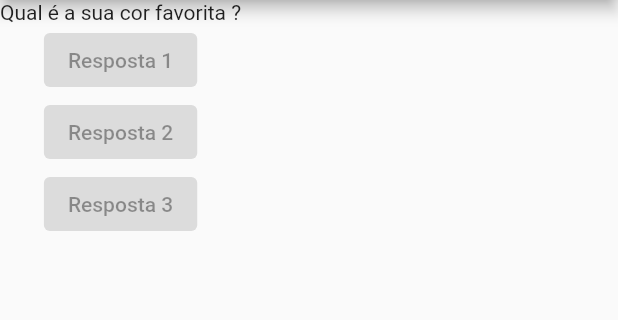
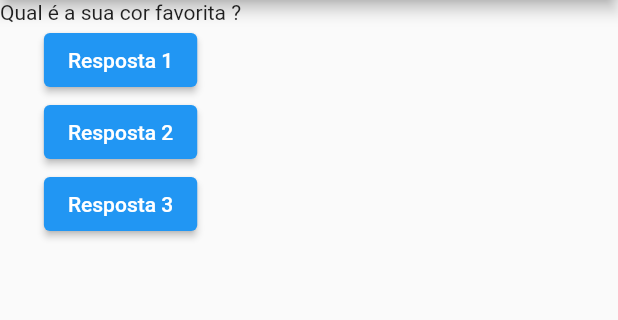
Before and after one commit to ribeletatti/projetoPerguntasFlutter, a Flutter app: the screen it shows after launch, on a phone screen of 412 x 824 dp, the part 84-404 px from its top. Run offline on Flutter 3.47's test engine with Material 2 defaults, Android fonts, the phone set to English and light mode, and no system bars.

Commit message:
Segundo commit

```diff
--- a/lib/main.dart
+++ b/lib/main.dart
@@ -1,8 +1,16 @@
 import 'package:flutter/material.dart';
 
-main () => runApp(PerguntaApp());
+void main() => runApp(const PerguntaApp());
 
-class PerguntaApp extends StatelessWidget {
+class _PerguntaAppState extends State<PerguntaApp> {
+  var _perguntaSelecionada = 0;
+
+  void _responder() {
+    setState(() {
+      _perguntaSelecionada++;
+    });
+    print(_perguntaSelecionada);
+  }
 
   @override
   Widget build(BuildContext context) {
@@ -14,26 +22,35 @@ class PerguntaApp extends StatelessWidget {
     return MaterialApp(
       home: Scaffold(
         appBar: AppBar(
-          title: Text('Perguntas'),
+          title: const Text('Perguntas'),
         ),
         body: Column(
           children: [
-            Text(perguntas[0]),
+            Text(perguntas[_perguntaSelecionada]),
             ElevatedButton(
-              child: Text('Resposta 1'),
-              onPressed: null,
-              ),
+              onPressed: _responder,
+              child: const Text('Resposta 1'),
+            ),
             ElevatedButton(
-              child: Text('Resposta 2'),
-              onPressed: null,
-              ),
+              onPressed: _responder,
+              child: const Text('Resposta 2'),
+            ),
             ElevatedButton(
-              child: Text('Resposta 3'),
-              onPressed: null,
-              )
+              onPressed: _responder,
+              child: const Text('Resposta 3'),
+            )
           ],
         ),
       ),
     );
   }
 }
+
+class PerguntaApp extends StatefulWidget {
+  const PerguntaApp({super.key});
+
+  @override
+  _PerguntaAppState createState() {
+    return _PerguntaAppState();
+  }
+}
```
